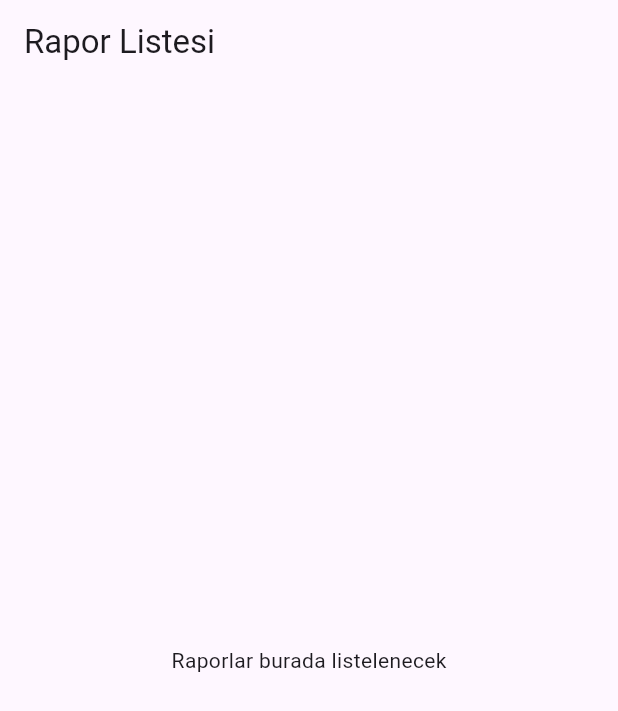
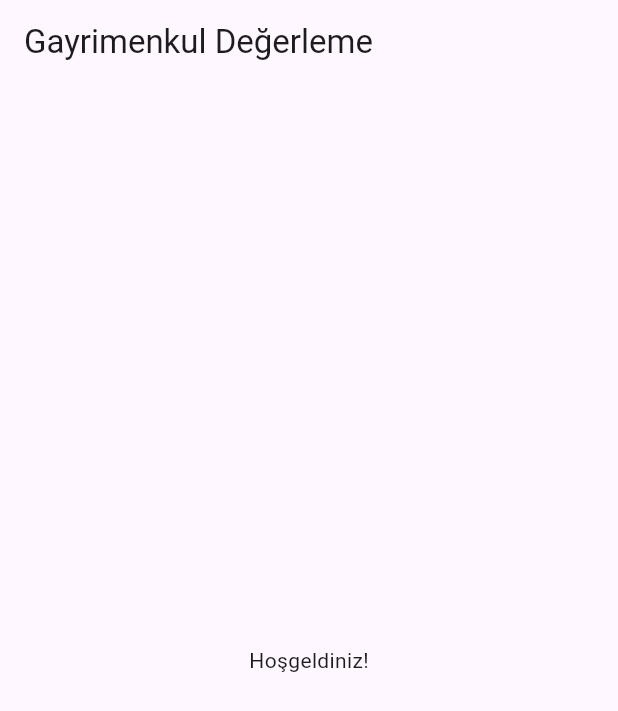
Before and after one commit to canlilarmelih-art/gayrimenkul_app, a Flutter app: the screen it shows after launch, on a phone screen of 412 x 824 dp. Shown: the top 711 px of the screen. Run offline on Flutter 3.47's test engine with Material 3 defaults, Android fonts, the phone set to English and light mode, and no system bars.

Commit message:
Add files via upload

```diff
--- a/lib/main.dart
+++ b/lib/main.dart
@@ -1,17 +1,32 @@
 import 'package:flutter/material.dart';
-import 'screens/rapor_list_screen.dart';
 
 void main() {
-  runApp(GayrimenkulApp());
+  runApp(const MyApp());
 }
 
-class GayrimenkulApp extends StatelessWidget {
+class MyApp extends StatelessWidget {
+  const MyApp({super.key});
+
   @override
   Widget build(BuildContext context) {
     return MaterialApp(
-      title: 'Gayrimenkul Değerleme',
-      theme: ThemeData(primarySwatch: Colors.blue),
-      home: RaporListScreen(),
+      title: 'Gayrimenkul App',
+      theme: ThemeData(
+        primarySwatch: Colors.blue,
+      ),
+      home: const HomePage(),
     );
   }
 }
+
+class HomePage extends StatelessWidget {
+  const HomePage({super.key});
+
+  @override
+  Widget build(BuildContext context) {
+    return Scaffold(
+      appBar: AppBar(title: const Text('Gayrimenkul Değerleme')),
+      body: const Center(child: Text('Hoşgeldiniz!')),
+    );
+  }
+}
```
Also changed, not shown: pubspec.lock (added), 7 other files.
